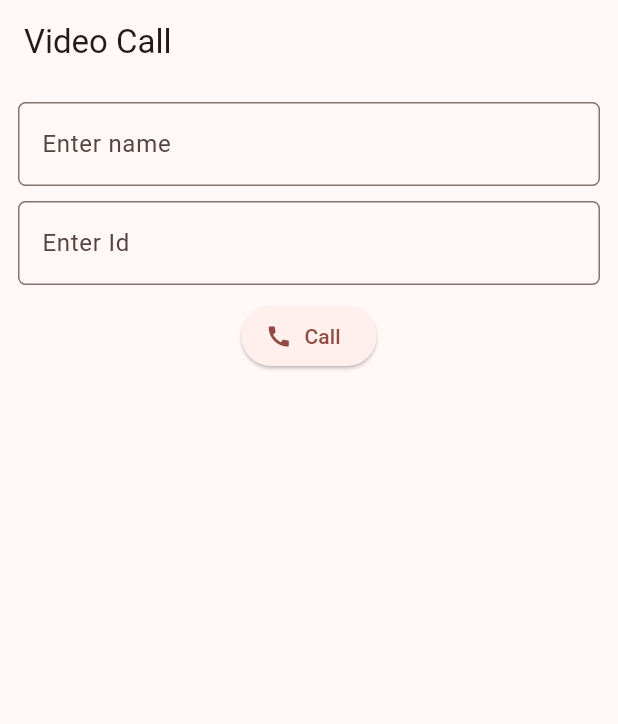
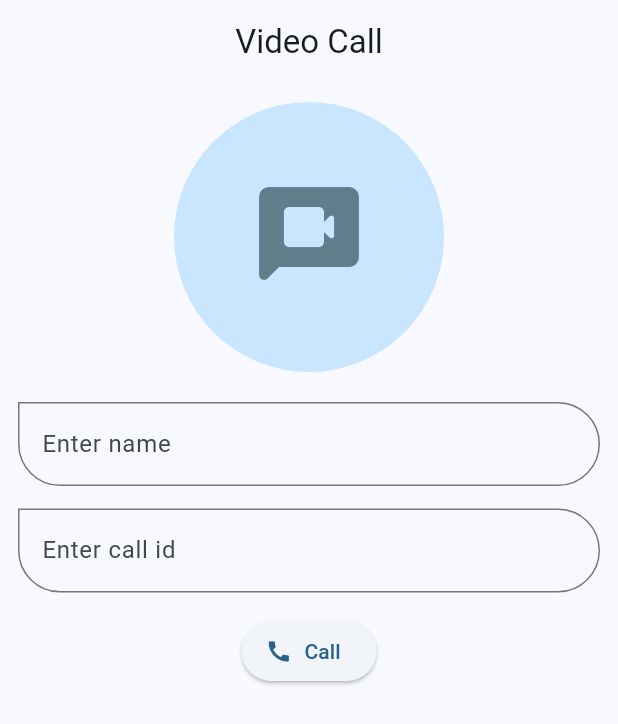
Before and after one commit to Sharathk1999/video-call-app, a Flutter app: the screen it shows after launch, on a phone screen of 412 x 824 dp. Shown: the top 724 px of the screen. Run offline on Flutter 3.47's test engine with Material 3 defaults, Android fonts, the phone set to English and light mode, and no system bars; missing offline and left inert: zego_uikit_prebuilt_call.

Commit message:
ui updated

```diff
--- a/lib/core/app.dart
+++ b/lib/core/app.dart
@@ -7,9 +7,10 @@ class MyApp extends StatelessWidget {
   @override
   Widget build(BuildContext context) {
     return MaterialApp(
-      title: 'Flutter Demo',
+      debugShowCheckedModeBanner: false,
+      title: 'Video Call',
       theme: ThemeData(
-        colorScheme: ColorScheme.fromSeed(seedColor: Colors.red),
+        colorScheme: ColorScheme.fromSeed(seedColor: Colors.lightBlue),
         useMaterial3: true,
       ),
       home:const HomePage()
--- a/lib/pages/home_page.dart
+++ b/lib/pages/home_page.dart
@@ -13,10 +13,19 @@ class _HomePageState extends State<HomePage> {
   final _formKey = GlobalKey<FormState>();
   final _nameController = TextEditingController();
   final _idController = TextEditingController();
+
+  @override
+  void dispose() {
+    super.dispose();
+    _idController.dispose();
+    _nameController.dispose();
+  }
+
   @override
   Widget build(BuildContext context) {
     return Scaffold(
       appBar: AppBar(
+        centerTitle: true,
         title: const Text('Video Call'),
       ),
       body: Padding(
@@ -24,35 +33,58 @@ class _HomePageState extends State<HomePage> {
         child: SafeArea(
           child: Form(
             key: _formKey,
+            child: SingleChildScrollView(
               child: Column(
                 children: [
+                  const CircleAvatar(
+                    radius: 90,
+                    child: Icon(
+                      Icons.video_chat_rounded,
+                      color: Colors.blueGrey,
+                      size: 80,
+                    ),
+                  ),
+                  const SizedBox(
+                    height: 20,
+                  ),
                   TextFormField(
                     controller: _nameController,
-                  decoration: InputDecoration(
+                    decoration:const InputDecoration(
                         border: OutlineInputBorder(
-                        borderRadius: BorderRadius.circular(5),
+                          borderRadius: BorderRadius.only(
+                            topRight: Radius.circular(50),
+                            bottomLeft: Radius.circular(50),
+                            bottomRight: Radius.circular(50),
                           ),
+                        ),
+
                         hintText: 'Enter name'),
+                        textInputAction: TextInputAction.next,
                   ),
                   const SizedBox(
-                  height: 10,
+                    height: 15,
                   ),
                   TextFormField(
                     controller: _idController,
-                  decoration: InputDecoration(
+                    decoration:const InputDecoration(
                         border: OutlineInputBorder(
-                        borderRadius: BorderRadius.circular(5),
+                          borderRadius: BorderRadius.only(
+                            topRight: Radius.circular(50),
+                            bottomLeft: Radius.circular(50),
+                            bottomRight: Radius.circular(50),
                           ),
-                      hintText: 'Enter Id'),
+                        ),
+                        hintText: 'Enter call id'),
                   ),
                   const SizedBox(
-                  height: 10,
+                    height: 15,
                   ),
                   ElevatedButton.icon(
                     onPressed: () {
-                    var uuid = Uuid();
-                    String userID = '${_nameController.text.trim()}${uuid.v4()}';
-                    print(userID);
+                      var uuid =const Uuid();
+                      String userID =
+                          '${_nameController.text.trim()}${uuid.v4()}';
+
                       Navigator.push(
                         context,
                         MaterialPageRoute(
@@ -72,6 +104,7 @@ class _HomePageState extends State<HomePage> {
             ),
           ),
         ),
+      ),
     );
   }
 }
```
Lines whose indentation alone changed are shown as unchanged.
